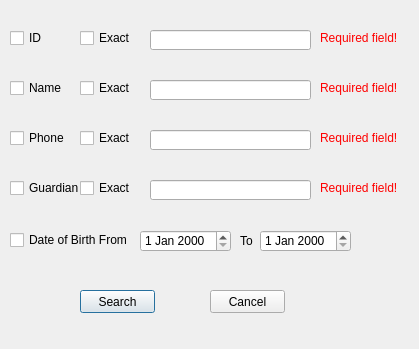
Old version of the form Code/Advsearch.ui in the repository SDSMT-CSC464-F15/dancesoft.
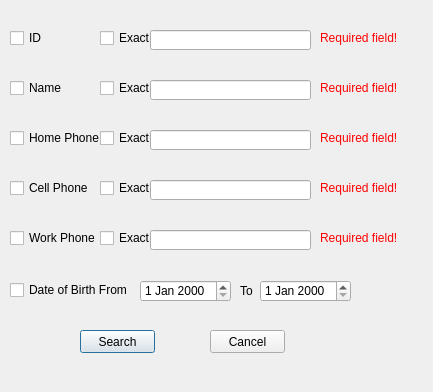
New version of the form.

What changed in the file:
```diff
--- a/Code/Advsearch.ui
+++ b/Code/Advsearch.ui
@@ -6,8 +6,8 @@
    <rect>
     <x>0</x>
     <y>0</y>
-    <width>419</width>
-    <height>349</height>
+    <width>433</width>
+    <height>392</height>
    </rect>
   </property>
   <property name="windowTitle">
@@ -84,12 +84,12 @@
     <rect>
      <x>10</x>
      <y>130</y>
-     <width>71</width>
+     <width>91</width>
      <height>16</height>
     </rect>
    </property>
    <property name="text">
-    <string>Phone</string>
+    <string>Home Phone</string>
    </property>
   </widget>
   <widget class="QCheckBox" name="Guardian_cbox">
@@ -97,19 +97,19 @@
     <rect>
      <x>10</x>
      <y>180</y>
-     <width>71</width>
+     <width>91</width>
      <height>16</height>
     </rect>
    </property>
    <property name="text">
-    <string>Guardian</string>
+    <string>Cell Phone</string>
    </property>
   </widget>
   <widget class="QCheckBox" name="Birth_cbox">
    <property name="geometry">
     <rect>
      <x>10</x>
-     <y>230</y>
+     <y>280</y>
      <width>131</width>
      <height>20</height>
     </rect>
@@ -122,7 +122,7 @@
    <property name="geometry">
     <rect>
      <x>80</x>
-     <y>290</y>
+     <y>330</y>
      <width>75</width>
      <height>23</height>
     </rect>
@@ -135,7 +135,7 @@
    <property name="geometry">
     <rect>
      <x>210</x>
-     <y>290</y>
+     <y>330</y>
      <width>75</width>
      <height>23</height>
     </rect>
@@ -253,7 +253,7 @@
    <property name="geometry">
     <rect>
      <x>140</x>
-     <y>230</y>
+     <y>280</y>
      <width>91</width>
      <height>22</height>
     </rect>
@@ -263,7 +263,7 @@
    <property name="geometry">
     <rect>
      <x>260</x>
-     <y>230</y>
+     <y>280</y>
      <width>91</width>
      <height>22</height>
     </rect>
@@ -273,7 +273,7 @@
    <property name="geometry">
     <rect>
      <x>240</x>
-     <y>230</y>
+     <y>280</y>
      <width>21</width>
      <height>21</height>
     </rect>
@@ -285,7 +285,7 @@
   <widget class="QCheckBox" name="ID_Exact_cbox">
    <property name="geometry">
     <rect>
-     <x>80</x>
+     <x>100</x>
      <y>30</y>
      <width>71</width>
      <height>16</height>
@@ -298,7 +298,7 @@
   <widget class="QCheckBox" name="Name_Exact_cobx">
    <property name="geometry">
     <rect>
-     <x>80</x>
+     <x>100</x>
      <y>80</y>
      <width>71</width>
      <height>16</height>
@@ -311,7 +311,7 @@
   <widget class="QCheckBox" name="Phone_Exact_cbox">
    <property name="geometry">
     <rect>
-     <x>80</x>
+     <x>100</x>
      <y>130</y>
      <width>71</width>
      <height>16</height>
@@ -324,7 +324,7 @@
   <widget class="QCheckBox" name="Guardian_Exact_cbox">
    <property name="geometry">
     <rect>
-     <x>80</x>
+     <x>100</x>
      <y>180</y>
      <width>71</width>
      <height>16</height>
@@ -334,6 +334,96 @@
     <string>Exact</string>
    </property>
   </widget>
+  <widget class="QLineEdit" name="Workphone_adv_ledit">
+   <property name="geometry">
+    <rect>
+     <x>150</x>
+     <y>230</y>
+     <width>161</width>
+     <height>20</height>
+    </rect>
+   </property>
+  </widget>
+  <widget class="QCheckBox" name="Workphone_Exact_cbox">
+   <property name="geometry">
+    <rect>
+     <x>100</x>
+     <y>230</y>
+     <width>71</width>
+     <height>16</height>
+    </rect>
+   </property>
+   <property name="text">
+    <string>Exact</string>
+   </property>
+  </widget>
+  <widget class="QLabel" name="Workphone_adv_label">
+   <property name="geometry">
+    <rect>
+     <x>320</x>
+     <y>230</y>
+     <width>91</width>
+     <height>16</height>
+    </rect>
+   </property>
+   <property name="palette">
+    <palette>
+     <active>
+      <colorrole role="Text">
+       <brush brushstyle="SolidPattern">
+        <color alpha="255">
+         <red>0</red>
+         <green>0</green>
+         <blue>0</blue>
+        </color>
+       </brush>
+      </colorrole>
+     </active>
+     <inactive>
+      <colorrole role="Text">
+       <brush brushstyle="SolidPattern">
+        <color alpha="255">
+         <red>0</red>
+         <green>0</green>
+         <blue>0</blue>
+        </color>
+       </brush>
+      </colorrole>
+     </inactive>
+     <disabled>
+      <colorrole role="Text">
+       <brush brushstyle="SolidPattern">
+        <color alpha="255">
+         <red>120</red>
+         <green>120</green>
+         <blue>120</blue>
+        </color>
+       </brush>
+      </colorrole>
+     </disabled>
+    </palette>
+   </property>
+   <property name="text">
+    <string>&lt;!DOCTYPE HTML PUBLIC &quot;-//W3C//DTD HTML 4.0//EN&quot; &quot;http://www.w3.org/TR/REC-html40/strict.dtd&quot;&gt;
+&lt;html&gt;&lt;head&gt;&lt;meta name=&quot;qrichtext&quot; content=&quot;1&quot; /&gt;&lt;style type=&quot;text/css&quot;&gt;
+p, li { white-space: pre-wrap; }
+&lt;/style&gt;&lt;/head&gt;&lt;body style=&quot; font-family:'SimSun'; font-size:9pt; font-weight:400; font-style:normal;&quot;&gt;
+&lt;p style=&quot; margin-top:0px; margin-bottom:0px; margin-left:0px; margin-right:0px; -qt-block-indent:0; text-indent:0px;&quot;&gt;&lt;span style=&quot; color:#ff0000;&quot;&gt;Required field!&lt;/span&gt;&lt;/p&gt;&lt;/body&gt;&lt;/html&gt;</string>
+   </property>
+  </widget>
+  <widget class="QCheckBox" name="Workphone_cbox">
+   <property name="geometry">
+    <rect>
+     <x>10</x>
+     <y>230</y>
+     <width>91</width>
+     <height>16</height>
+    </rect>
+   </property>
+   <property name="text">
+    <string>Work Phone</string>
+   </property>
+  </widget>
  </widget>
  <resources/>
  <connections/>
```
Left out of the diff: 16 changed lines with no effect on the pictures.
